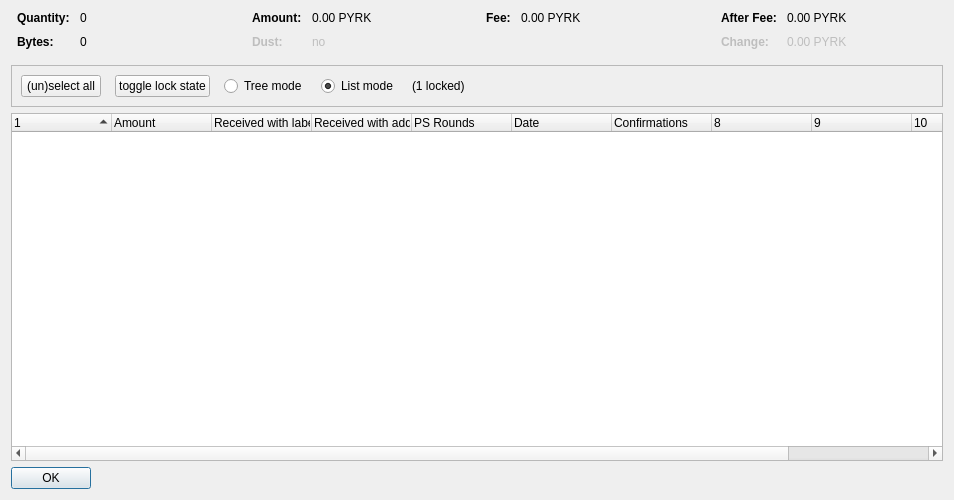
The window that src/qt/forms/coincontroldialog.ui (pyrkcommunity/pyrk) describes before a commit, drawn with Qt 5.
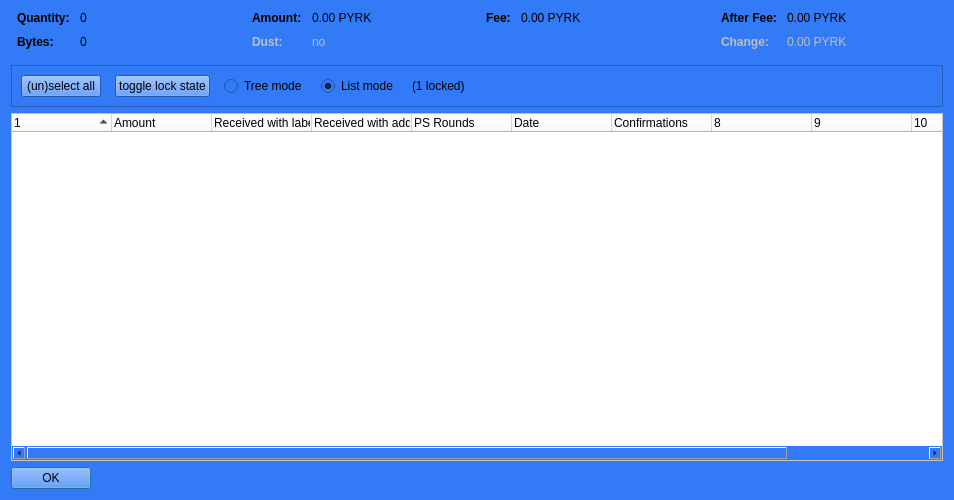
The same window after the commit. Custom widgets are drawn as their Qt base class.

```diff
--- a/src/qt/forms/coincontroldialog.ui
+++ b/src/qt/forms/coincontroldialog.ui
@@ -13,6 +13,9 @@
   <property name="windowTitle">
    <string>Coin Selection</string>
   </property>
+  <property name="styleSheet">
+   <string notr="true">background-color: rgb(50, 122, 246);</string>
+  </property>
   <layout class="QVBoxLayout" name="verticalLayout">
    <item>
     <layout class="QHBoxLayout" name="horizontalLayoutTop" stretch="0,0,0,0">
@@ -414,6 +417,9 @@
      <property name="contextMenuPolicy">
       <enum>Qt::CustomContextMenu</enum>
      </property>
+     <property name="styleSheet">
+      <string notr="true">background-color: rgb(255, 255, 255);</string>
+     </property>
      <property name="sortingEnabled">
       <bool>false</bool>
      </property>
```
